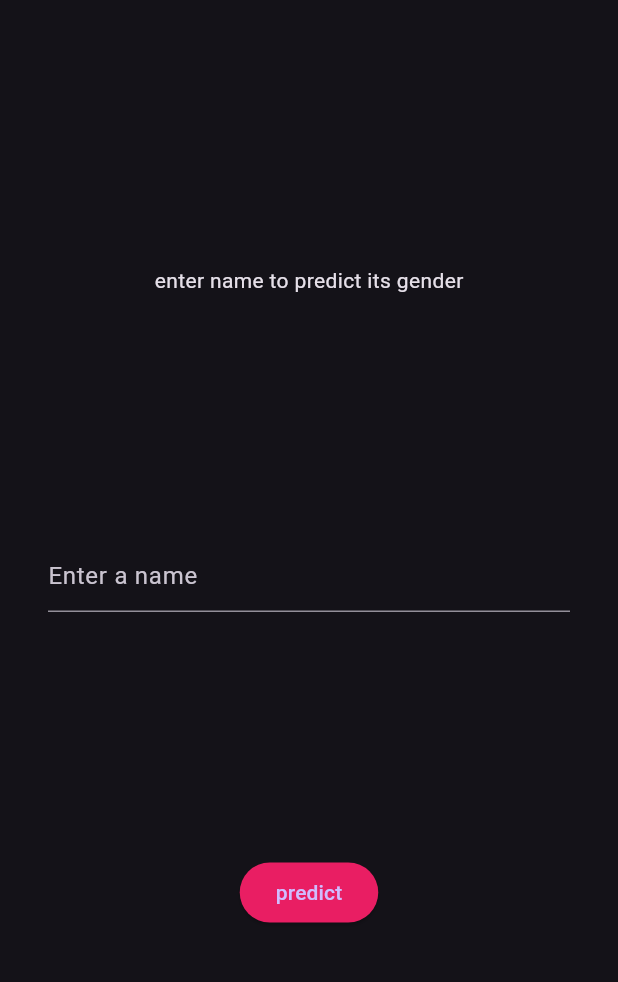
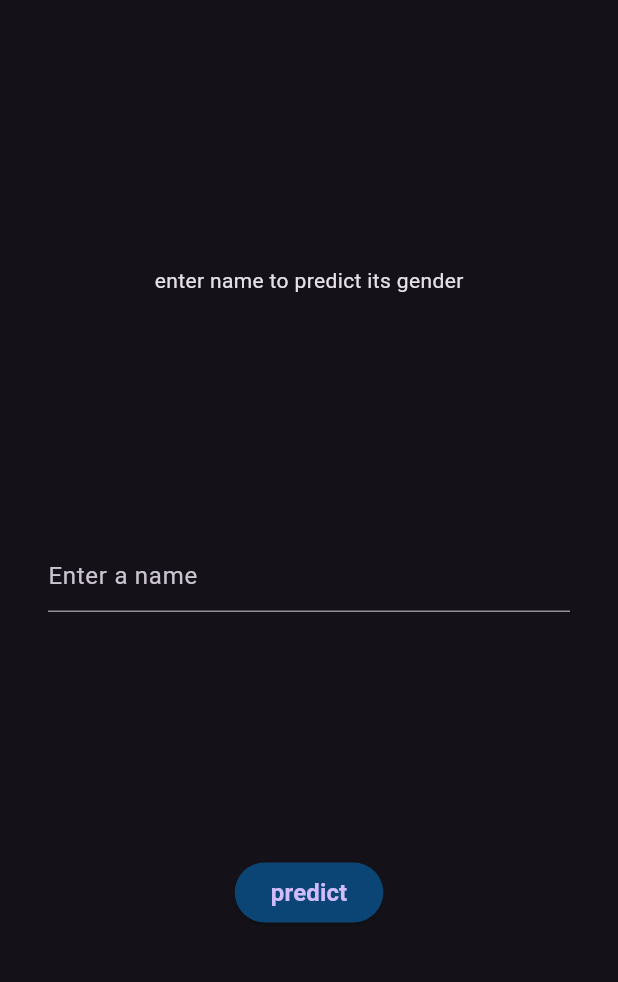
Before and after one commit to Pheonix0101/genderPredictor_App, a Flutter app: the screen it shows after launch, on a phone screen of 412 x 824 dp, the part 63-1045 px from its top. Run offline on Flutter 3.47's test engine with Material 3 defaults, Android fonts, the phone set to English and light mode, and no system bars.

Commit message:
Some Ui fixed

```diff
--- a/lib/homePage.dart
+++ b/lib/homePage.dart
@@ -53,15 +53,25 @@ class _HomePageState extends State<HomePage> {
               style: ButtonStyle(
                 backgroundColor: MaterialStateProperty.resolveWith<Color>(
                   (Set<MaterialState> states) {
-                    if (states.contains(MaterialState.pressed))
-                      return const Color.fromARGB(255, 4, 117, 7); // Color when the button is pressed
-                    return Colors.pink; // Default color
+                    if (states.contains(MaterialState.pressed)) {
+                      return const Color.fromARGB(
+                          255, 45, 184, 49); // Color when the button is pressed
+                    }
+                    return const Color.fromARGB(
+                        255, 11, 69, 117); // Default color
                   },
                 ),
               ),
-              child: const Text('predict'),
+              child: const Text(
+                'predict',
+                style: TextStyle(fontWeight: FontWeight.bold, fontSize: 16),
+              ),
             ),
-            if (result != null) Text(result),
+            if (result != null)
+              Text(
+                result,
+                style: TextStyle(fontWeight: FontWeight.bold, fontSize: 22),
+              ),
           ],
         ),
       ),
```
